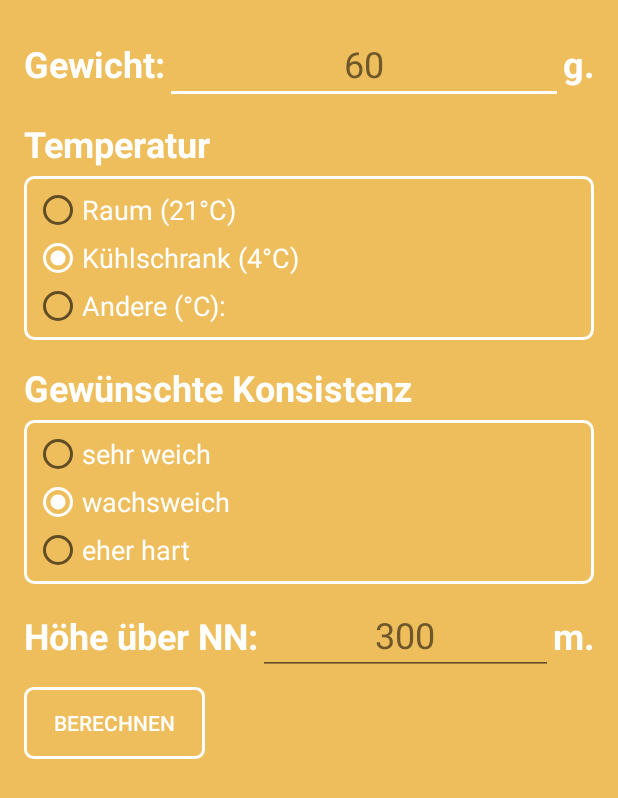
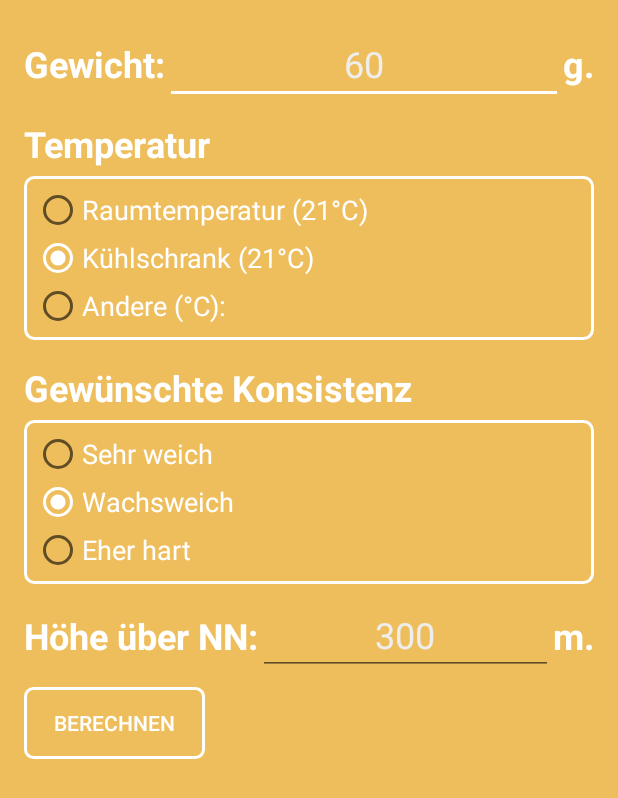
Before and after one commit to MarcelJurtz/Perfeggt, an Android app: the screen it shows after launch (SettingsActivity), on a phone screen of 412 x 824 dp. Shown: the top 798 px of the screen. Run offline under Robolectric (Android 15) with nearby library versions, the phone set to English and light mode, and no system bars.

Commit message:
Update gradle, move strings to xml

```diff
--- a/app/build.gradle
+++ b/app/build.gradle
@@ -2,7 +2,7 @@ apply plugin: 'com.android.application'
 
 android {
     compileSdkVersion 23
-    buildToolsVersion "23.0.2"
+    buildToolsVersion '25.0.0'
 
     defaultConfig {
         applicationId "com.jurtz.android.pefectegg"
--- a/app/src/main/java/com/jurtz/android/pefectegg/SettingsActivity.java
+++ b/app/src/main/java/com/jurtz/android/pefectegg/SettingsActivity.java
@@ -31,7 +31,6 @@ public class SettingsActivity extends AppCompatActivity {
     private final int TEMPERATURE_FRIDGE = 4;
     private final int TEMPERATURE_ROOM = 20;
 
-    // gewünschte Innentemperatur des Eis
     private final int TEMPERATURE_SOFT = 62;
     private final int TEMPERATURE_MEDIUM = 72;
     private final int TEMPERATURE_HARD = 82;
--- a/app/src/main/res/layout/activity_settings.xml
+++ b/app/src/main/res/layout/activity_settings.xml
@@ -14,6 +14,7 @@
     <ScrollView
         android:layout_width="match_parent"
         android:layout_height="match_parent">
+
         <LinearLayout
             android:layout_width="match_parent"
             android:layout_height="match_parent"
@@ -30,7 +31,7 @@
                     android:layout_centerVertical="true"
                     android:id="@+id/lblWeightInfo"
 
-                    android:text="Gewicht:"
+                    android:text="@string/weight_header"
                     android:textColor="@color/mainForeground"
                     android:textSize="24dp"
                     android:textStyle="bold" />
@@ -44,7 +45,7 @@
                     android:textColor="@color/mainForeground"
                     android:textSize="24dp"
                     android:textStyle="bold"
-                    android:text="g." />
+                    android:text="@string/unit_gram" />
                 <EditText
                     android:layout_width="match_parent"
                     android:layout_height="wrap_content"
@@ -52,7 +53,6 @@
                     android:layout_toStartOf="@id/lblWeightUnit"
                     android:layout_centerVertical="true"
                     android:id="@+id/txtWeight"
-
                     android:textAlignment="center"
                     android:hint="60"
                     android:textSize="24dp"
@@ -66,7 +66,7 @@
             <TextView
                 android:layout_width="wrap_content"
                 android:layout_height="wrap_content"
-                android:text="Temperatur"
+                android:text="@string/temperature_header"
                 android:id="@+id/lblTemperature"
                 android:layout_below="@+id/linearLayoutWeight"
                 android:layout_alignParentStart="true"
@@ -92,14 +92,14 @@
                     <RadioButton
                         android:layout_width="wrap_content"
                         android:layout_height="wrap_content"
-                        android:text="Raum (21°C)"
+                        android:text="@string/temperature_entry_room"
                         android:id="@+id/rbTemperatureRoom"
                         android:textColor="@color/mainForeground"
                         android:textSize="18dp" />
                     <RadioButton
                         android:layout_width="wrap_content"
                         android:layout_height="wrap_content"
-                        android:text="Kühlschrank (4°C)"
+                        android:text="@string/temperature_entry_fridge"
                         android:id="@+id/rbTemperatureFridge"
                         android:checked="true"
                         android:textColor="@color/mainForeground"
@@ -107,7 +107,7 @@
                     <RadioButton
                         android:layout_width="wrap_content"
                         android:layout_height="wrap_content"
-                        android:text="Andere (°C):"
+                        android:text="@string/temperature_entry_custom"
                         android:id="@+id/rbTemperatureOther"
                         android:textColor="@color/mainForeground"
                         android:textSize="18dp" />
@@ -130,7 +130,7 @@
             <TextView
                 android:layout_width="wrap_content"
                 android:layout_height="wrap_content"
-                android:text="Gewünschte Konsistenz"
+                android:text="@string/consistency_header"
                 android:id="@+id/lblConsistency"
                 android:layout_below="@+id/linearLayoutTemperatureStart"
                 android:layout_alignParentStart="true"
@@ -149,14 +149,14 @@
                 <RadioButton
                     android:layout_width="wrap_content"
                     android:layout_height="wrap_content"
-                    android:text="sehr weich"
+                    android:text="@string/consistency_soft"
                     android:id="@+id/rbConsistencySoft"
                     android:textColor="@color/mainForeground"
                     android:textSize="18dp" />
                 <RadioButton
                     android:layout_width="wrap_content"
                     android:layout_height="wrap_content"
-                    android:text="wachsweich"
+                    android:text="@string/consistency_medium"
                     android:id="@+id/rbConsistencyMedium"
                     android:checked="true"
                     android:textColor="@color/mainForeground"
@@ -164,7 +164,7 @@
                 <RadioButton
                     android:layout_width="wrap_content"
                     android:layout_height="wrap_content"
-                    android:text="eher hart"
+                    android:text="@string/consistency_hard"
                     android:id="@+id/rbConsistencyHard"
                     android:textColor="@color/mainForeground"
                     android:textSize="18dp" />
@@ -181,7 +181,7 @@
                     android:layout_centerVertical="true"
                     android:id="@+id/lblHeightInfo"
 
-                    android:text="Höhe über NN:"
+                    android:text="@string/height_header"
                     android:textColor="@color/mainForeground"
                     android:textSize="24dp"
                     android:textStyle="bold" />
@@ -194,7 +194,7 @@
 
                     android:id="@+id/lblHeightUnit"
 
-                    android:text="m."
+                    android:text="@string/unit_meter"
                     android:textColor="@color/mainForeground"
                     android:textStyle="bold"
                     android:textSize="24dp" />
@@ -218,7 +218,7 @@
             <Button
                 android:layout_width="wrap_content"
                 android:layout_height="wrap_content"
-                android:text="Berechnen"
+                android:text="@string/calculate"
                 android:background="@drawable/buttonshape"
                 android:textColor="@color/mainForeground"
                 android:id="@+id/cmdCalculateTime"
--- a/app/src/main/res/values/colors.xml
+++ b/app/src/main/res/values/colors.xml
@@ -5,5 +5,5 @@
     <color name="colorAccent">#FFFFFF</color>
     <color name="mainForeground">#FFFFFF</color>
     <color name="mainBackground">#EFBE5C</color>
-    <color name="hintColor">#6e572a</color>
+    <color name="hintColor">#EEEEEE</color>
 </resources>
--- a/app/src/main/res/values/strings.xml
+++ b/app/src/main/res/values/strings.xml
@@ -1,3 +1,22 @@
 <resources>
-    <string name="app_name">perfeEGGt</string>
+    <string name="app_name">perfeggt</string>
+
+    <string name="weight_header">Gewicht:</string>
+
+    <string name="temperature_header">Temperatur</string>
+    <string name="temperature_entry_room">Raumtemperatur (21°C)</string>
+    <string name="temperature_entry_fridge">Kühlschrank (21°C)</string>
+    <string name="temperature_entry_custom">Andere (°C):</string>
+
+    <string name="consistency_header">Gewünschte Konsistenz</string>
+    <string name="consistency_soft">Sehr weich</string>
+    <string name="consistency_medium">Wachsweich</string>
+    <string name="consistency_hard">Eher hart</string>
+
+    <string name="height_header">Höhe über NN:</string>
+
+    <string name="calculate">Berechnen</string>
+
+    <string name="unit_gram">g.</string>
+    <string name="unit_meter">m.</string>
 </resources>
--- a/build.gradle
+++ b/build.gradle
@@ -5,7 +5,7 @@ buildscript {
         jcenter()
     }
     dependencies {
-        classpath 'com.android.tools.build:gradle:1.5.0'
+        classpath 'com.android.tools.build:gradle:3.0.0-alpha6'
 
         // NOTE: Do not place your application dependencies here; they belong
         // in the individual module build.gradle files
```
Also changed, not shown: gradle/wrapper/gradle-wrapper.properties.
